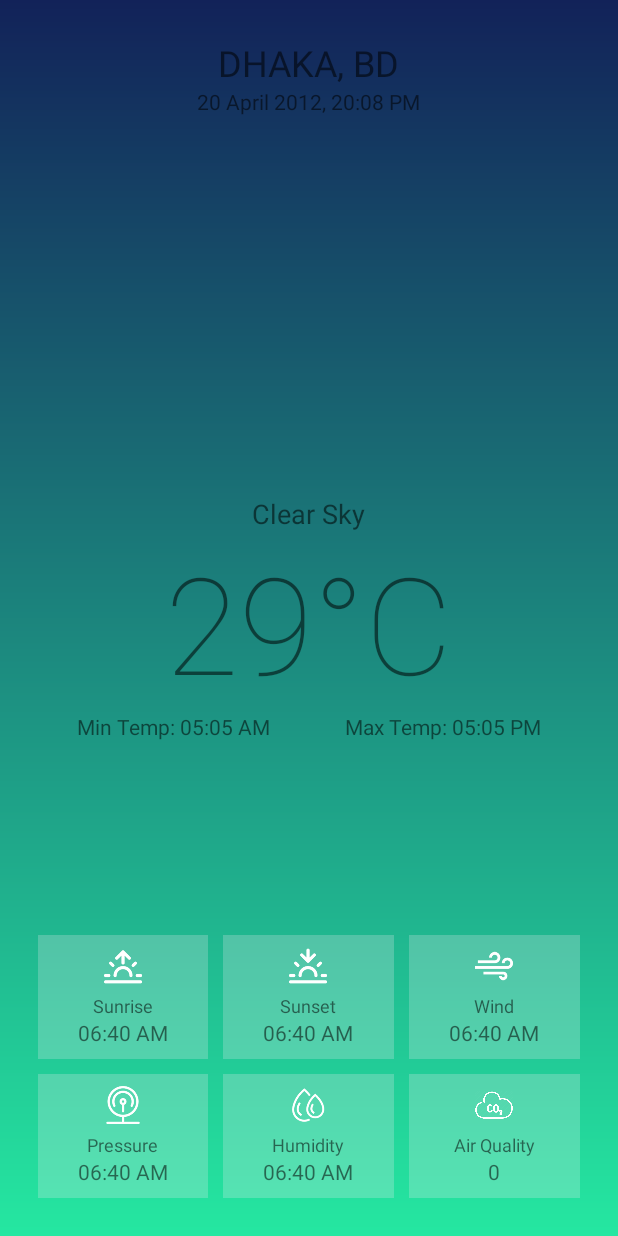
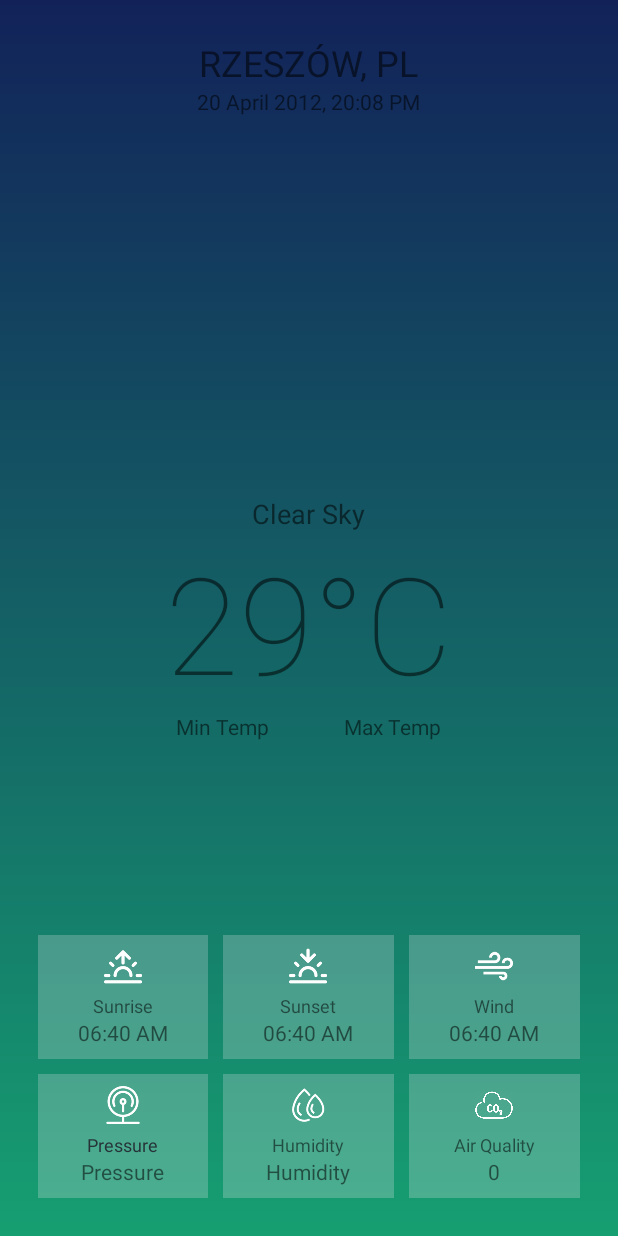
Before and after one commit to Krystian120413/WeatherApp, an Android app: the layout activity_main.xml on its own in the app's theme, with its tools: preview values and no code run, on a phone screen of 412 x 824 dp. Run offline under Robolectric (Android 15) with nearby library versions, the phone set to English and light mode, and no system bars; network calls fail.

Commit message:
Gradient fuction and some cleaning with design

```diff
--- a/app/src/main/java/com/project/weatheraplication/MainActivity.kt
+++ b/app/src/main/java/com/project/weatheraplication/MainActivity.kt
@@ -2,7 +2,6 @@ package com.project.weatheraplication
 
 import android.annotation.SuppressLint
 import android.graphics.Color
-import android.graphics.RadialGradient
 import android.os.AsyncTask
 import android.os.Bundle
 import android.view.View
@@ -27,7 +26,6 @@ class MainActivity : AppCompatActivity() {
         setContentView(R.layout.activity_main)
 
         WeatherTask().execute()
-
     }
 
     @SuppressLint("StaticFieldLeak")
@@ -42,10 +40,10 @@ class MainActivity : AppCompatActivity() {
         }
 
         override fun doInBackground(vararg params: String?): String? {
-            val response:String? = try{
+            val response:String? = try {
                 URL("https://api.openweathermap.org/data/2.5/weather?q=$city&units=metric&appid=$api").readText(Charsets.UTF_8)
 
-            }catch (e: Exception){
+            } catch (e: Exception) {
                 null
             }
             aqi = URL(aqiApi).readText(Charsets.UTF_8)
@@ -99,10 +97,25 @@ class MainActivity : AppCompatActivity() {
                 findViewById<TextView>(R.id.pressure).text = pressure
                 findViewById<TextView>(R.id.humidity).text = humidity
                 findViewById<TextView>(R.id.aqi).text = aqiLevel
+
+                /* Views populated, Hiding the loader, Showing the main design */
+                findViewById<ProgressBar>(R.id.loader).visibility = View.GONE
+                findViewById<RelativeLayout>(R.id.mainContainer).visibility = View.VISIBLE
+                airQualityGradient(aqiLevel.toInt())
+
+            } catch (e: Exception) {
+                findViewById<ProgressBar>(R.id.loader).visibility = View.GONE
+                findViewById<TextView>(R.id.errorText).visibility = View.VISIBLE
+            }
+
+        }
+
+        private fun airQualityGradient(level: Int) {
             val gd = GradientDrawable()
             gd.gradientType = GradientDrawable.LINEAR_GRADIENT
             gd.orientation = GradientDrawable.Orientation.BOTTOM_TOP
-                when (aqiLevel.toInt()) {
+
+            when (level) {
                 in 0..50 -> {
                     gd.colors = intArrayOf(
                         Color.rgb(0, 153, 102),
@@ -147,15 +160,7 @@ class MainActivity : AppCompatActivity() {
                 }
             }
             findViewById<LinearLayout>(R.id.aqiinfo).background = gd
-                /* Views populated, Hiding the loader, Showing the main design */
-                findViewById<ProgressBar>(R.id.loader).visibility = View.GONE
-                findViewById<RelativeLayout>(R.id.mainContainer).visibility = View.VISIBLE
-
-            } catch (e: Exception) {
-                findViewById<ProgressBar>(R.id.loader).visibility = View.GONE
-                findViewById<TextView>(R.id.errorText).visibility = View.VISIBLE
+        }
     }
 
 }
-    }
-}
--- a/app/src/main/res/drawable/bg_gradient.xml
+++ b/app/src/main/res/drawable/bg_gradient.xml
@@ -3,7 +3,7 @@
     android:shape="rectangle">
     <gradient
         android:angle="90"
-        android:startColor="#25e7a1"
+        android:startColor="#169f71"
         android:endColor="#122259"
         android:type="linear"/>
 </shape>
--- a/app/src/main/res/layout/activity_main.xml
+++ b/app/src/main/res/layout/activity_main.xml
@@ -4,7 +4,7 @@
     android:orientation="vertical"
     android:layout_width="match_parent"
     android:layout_height="match_parent"
-    android:padding="25dp"
+    android:padding="25sp"
     android:background="@drawable/bg_gradient">
 
     <RelativeLayout android:id="@+id/mainContainer" android:layout_width="match_parent"
@@ -12,12 +12,20 @@
         <LinearLayout android:id="@+id/addressContainer" android:layout_width="match_parent"
             android:layout_height="wrap_content" android:orientation="vertical"
             android:gravity="center">
-            <TextView android:id="@+id/address" android:layout_width="wrap_content"
-                android:layout_height="wrap_content" android:textSize="24dp"
-                android:text="DHAKA, BD"/>
-            <TextView android:id="@+id/updated_at" android:layout_width="wrap_content"
-                android:layout_height="wrap_content" android:textSize="14dp"
-                android:text="20 April 2012, 20:08 PM"/>
+
+            <TextView
+                android:id="@+id/address"
+                android:layout_width="wrap_content"
+                android:layout_height="wrap_content"
+                android:text="@string/city"
+                android:textSize="24sp" />
+
+            <TextView
+                android:id="@+id/updated_at"
+                android:layout_width="wrap_content"
+                android:layout_height="wrap_content"
+                android:text="@string/date"
+                android:textSize="14sp" />
         </LinearLayout>
 
 
@@ -26,22 +34,34 @@
             android:layout_centerInParent="true">
 
             <TextView android:id="@+id/status" android:layout_width="wrap_content"
-                android:layout_height="wrap_content" android:textSize="18dp"
+                android:layout_height="wrap_content" android:textSize="18sp"
                 android:layout_gravity="center"
-                android:text="Clear Sky"/>
-            <TextView android:id="@+id/temp" android:layout_width="wrap_content"
-                android:layout_height="wrap_content" android:textSize="90dp"
-                android:fontFamily="sans-serif-thin" android:layout_gravity="center"
-                android:text="29°C"/>
+                android:text="@string/clear_sky"/>
+
+            <TextView
+                android:id="@+id/temp"
+                android:layout_width="wrap_content"
+                android:layout_height="wrap_content"
+                android:layout_gravity="center"
+                android:fontFamily="sans-serif-thin"
+                android:text="@string/temp"
+                android:textSize="90sp" />
 
             <LinearLayout android:layout_width="match_parent" android:layout_height="wrap_content"
                 android:orientation="horizontal" android:gravity="center">
-                <TextView android:id="@+id/temp_min" android:layout_width="wrap_content"
-                    android:layout_height="wrap_content" android:text="Min Temp: 05:05 AM"/>
-                <Space android:layout_width="50dp" android:layout_height="wrap_content"/>
 
-                <TextView android:id="@+id/temp_max" android:layout_width="wrap_content"
-                    android:layout_height="wrap_content" android:text="Max Temp: 05:05 PM"/>
+                <TextView
+                    android:id="@+id/temp_min"
+                    android:layout_width="wrap_content"
+                    android:layout_height="wrap_content"
+                    android:text="@string/min_temp" />
+                <Space android:layout_width="50sp" android:layout_height="wrap_content"/>
+
+                <TextView
+                    android:id="@+id/temp_max"
+                    android:layout_width="wrap_content"
+                    android:layout_height="wrap_content"
+                    android:text="@string/max_temp" />
             </LinearLayout>
 
         </LinearLayout>
@@ -52,121 +72,167 @@
             android:layout_alignParentBottom="true">
             <LinearLayout android:layout_width="match_parent" android:layout_height="wrap_content"
                 android:orientation="horizontal" android:weightSum="3">
-                <LinearLayout android:layout_width="0dp" android:layout_height="wrap_content"
+                <LinearLayout android:layout_width="0sp" android:layout_height="wrap_content"
                     android:orientation="vertical" android:layout_weight="1"
-                    android:gravity="center" android:padding="8dp"
+                    android:gravity="center" android:padding="8sp"
                     android:background="#3CF1EBF1">
-                    <ImageView android:layout_width="25dp" android:layout_height="25dp"
+
+                    <ImageView
+                        android:layout_width="25sp"
+                        android:layout_height="25sp"
+                        android:contentDescription="@string/sunrise"
                         android:src="@drawable/sunrise"
                         app:tint="#FFFFFF" />
-                    <Space android:layout_width="wrap_content" android:layout_height="5dp"/>
+                    <Space android:layout_width="wrap_content" android:layout_height="5sp"/>
                     <TextView android:layout_width="wrap_content" android:layout_height="wrap_content"
-                        android:textSize="12dp" android:text="Sunrise"/>
-                    <TextView android:id="@+id/sunrise" android:layout_width="wrap_content"
-                        android:layout_height="wrap_content" android:textSize="14dp"
-                        android:text="06:40 AM"/>
+                        android:textSize="12sp" android:text="@string/sunrise"/>
+
+                    <TextView
+                        android:id="@+id/sunrise"
+                        android:layout_width="wrap_content"
+                        android:layout_height="wrap_content"
+                        android:text="@string/time"
+                        android:textSize="14sp" />
                 </LinearLayout>
-                <Space android:layout_width="10dp" android:layout_height="wrap_content"/>
-                <LinearLayout android:layout_width="0dp" android:layout_height="wrap_content"
+                <Space android:layout_width="10sp" android:layout_height="wrap_content"/>
+                <LinearLayout android:layout_width="0sp" android:layout_height="wrap_content"
                     android:orientation="vertical" android:layout_weight="1"
-                    android:gravity="center" android:padding="8dp"
+                    android:gravity="center" android:padding="8sp"
                     android:background="#3CF1EBF1">
-                    <ImageView android:layout_width="25dp" android:layout_height="25dp"
+
+                    <ImageView
+                        android:layout_width="25sp"
+                        android:layout_height="25sp"
+                        android:contentDescription="@string/sunset"
                         android:src="@drawable/sunset"
                         app:tint="#FFFFFF" />
-                    <Space android:layout_width="wrap_content" android:layout_height="5dp"/>
+                    <Space android:layout_width="wrap_content" android:layout_height="5sp"/>
                     <TextView android:layout_width="wrap_content" android:layout_height="wrap_content"
-                        android:textSize="12dp" android:text="Sunset"/>
-                    <TextView android:id="@+id/sunset" android:layout_width="wrap_content"
-                        android:layout_height="wrap_content" android:textSize="14dp"
-                        android:text="06:40 AM"/>
+                        android:textSize="12sp" android:text="@string/sunset"/>
+
+                    <TextView
+                        android:id="@+id/sunset"
+                        android:layout_width="wrap_content"
+                        android:layout_height="wrap_content"
+                        android:text="@string/time"
+                        android:textSize="14sp" />
                 </LinearLayout>
-                <Space android:layout_width="10dp" android:layout_height="wrap_content"/>
-                <LinearLayout android:layout_width="0dp" android:layout_height="wrap_content"
+                <Space android:layout_width="10sp" android:layout_height="wrap_content"/>
+                <LinearLayout android:layout_width="0sp" android:layout_height="wrap_content"
                     android:orientation="vertical" android:layout_weight="1"
-                    android:gravity="center" android:padding="8dp"
+                    android:gravity="center" android:padding="8sp"
                     android:background="#3CF1EBF1">
-                    <ImageView android:layout_width="25dp" android:layout_height="25dp"
+
+                    <ImageView
+                        android:layout_width="25sp"
+                        android:layout_height="25sp"
+                        android:contentDescription="@string/wind"
                         android:src="@drawable/wind"
                         app:tint="#FFFFFF" />
-                    <Space android:layout_width="wrap_content" android:layout_height="5dp"/>
+                    <Space android:layout_width="wrap_content" android:layout_height="5sp"/>
                     <TextView android:layout_width="wrap_content" android:layout_height="wrap_content"
-                        android:textSize="12dp" android:text="Wind"/>
-                    <TextView android:id="@+id/wind" android:layout_width="wrap_content"
-                        android:layout_height="wrap_content" android:textSize="14dp"
-                        android:text="06:40 AM"/>
+                        android:textSize="12sp" android:text="@string/wind"/>
+
+                    <TextView
+                        android:id="@+id/wind"
+                        android:layout_width="wrap_content"
+                        android:layout_height="wrap_content"
+                        android:text="@string/time"
+                        android:textSize="14sp" />
                 </LinearLayout>
             </LinearLayout>
 
-            <Space android:layout_width="wrap_content" android:layout_height="10dp"/>
+            <Space android:layout_width="wrap_content" android:layout_height="10sp"/>
 
             <LinearLayout android:layout_width="match_parent" android:layout_height="wrap_content"
                 android:orientation="horizontal" android:weightSum="3">
-                <LinearLayout android:layout_width="0dp" android:layout_height="wrap_content"
+                <LinearLayout android:layout_width="0sp" android:layout_height="wrap_content"
                     android:orientation="vertical" android:layout_weight="1"
-                    android:gravity="center" android:padding="8dp"
+                    android:gravity="center" android:padding="8sp"
                     android:background="#3CF1EBF1">
-                    <ImageView android:layout_width="25dp" android:layout_height="25dp"
+
+                    <ImageView
+                        android:layout_width="25sp"
+                        android:layout_height="25sp"
+                        android:contentDescription="@string/pressure"
                         android:src="@drawable/pressure"
                         app:tint="#FFFFFF" />
-                    <Space android:layout_width="wrap_content" android:layout_height="5dp"/>
-                    <TextView android:layout_width="wrap_content" android:layout_height="wrap_content"
-                        android:textSize="12dp" android:text="Pressure"/>
-                    <TextView android:id="@+id/pressure" android:layout_width="wrap_content"
-                        android:layout_height="wrap_content" android:textSize="14dp"
-                        android:text="06:40 AM"/>
+                    <Space android:layout_width="wrap_content" android:layout_height="5sp"/>
+
+                    <TextView
+                        android:layout_width="wrap_content"
+                        android:layout_height="wrap_content"
+                        android:text="@string/pressure"
+                        android:textColor="#263238"
+                        android:textSize="12sp" />
+
+                    <TextView
+                        android:id="@+id/pressure"
+                        android:layout_width="wrap_content"
+                        android:layout_height="wrap_content"
+                        android:text="@string/pressure"
+                        android:textSize="14sp" />
                 </LinearLayout>
-                <Space android:layout_width="10dp" android:layout_height="wrap_content"/>
-                <LinearLayout android:layout_width="0dp" android:layout_height="wrap_content"
+                <Space android:layout_width="10sp" android:layout_height="wrap_content"/>
+                <LinearLayout android:layout_width="0sp" android:layout_height="wrap_content"
                     android:orientation="vertical" android:layout_weight="1"
-                    android:gravity="center" android:padding="8dp"
+                    android:gravity="center" android:padding="8sp"
                     android:background="#3CF1EBF1">
-                    <ImageView android:layout_width="25dp" android:layout_height="25dp"
+
+                    <ImageView
+                        android:layout_width="25sp"
+                        android:layout_height="25sp"
+                        android:contentDescription="@string/humidity"
                         android:src="@drawable/humidity"
                         app:tint="#FFFFFF" />
-                    <Space android:layout_width="wrap_content" android:layout_height="5dp"/>
+                    <Space android:layout_width="wrap_content" android:layout_height="5sp"/>
                     <TextView android:layout_width="wrap_content" android:layout_height="wrap_content"
-                        android:textSize="12dp" android:text="Humidity"/>
-                    <TextView android:id="@+id/humidity" android:layout_width="wrap_content"
-                        android:layout_height="wrap_content" android:textSize="14dp"
-                        android:text="06:40 AM"/>
+                        android:textSize="12sp" android:text="@string/humidity"/>
+
+                    <TextView
+                        android:id="@+id/humidity"
+                        android:layout_width="wrap_content"
+                        android:layout_height="wrap_content"
+                        android:text="@string/humidity"
+                        android:textSize="14sp" />
                 </LinearLayout>
-                <Space android:layout_width="10dp" android:layout_height="wrap_content"/>
+                <Space android:layout_width="10sp" android:layout_height="wrap_content"/>
 
                 <LinearLayout
                     android:id="@+id/aqiinfo"
-                    android:layout_width="0dp"
+                    android:layout_width="0sp"
                     android:layout_height="wrap_content"
                     android:layout_weight="1"
                     android:background="#3CF1EBF1"
                     android:gravity="center"
                     android:orientation="vertical"
-                    android:padding="8dp">
+                    android:padding="8sp">
 
                     <ImageView
                         android:id="@+id/airicon"
-                        android:layout_width="25dp"
-                        android:layout_height="25dp"
+                        android:layout_width="25sp"
+                        android:layout_height="25sp"
+                        android:contentDescription="@string/air_quality"
                         android:src="@drawable/airquality2"
                         app:tint="#FFFFFF" />
 
                     <Space
                         android:layout_width="wrap_content"
-                        android:layout_height="5dp" />
+                        android:layout_height="5sp" />
 
                     <TextView
                         android:id="@+id/airtext"
                         android:layout_width="wrap_content"
                         android:layout_height="wrap_content"
-                        android:text="Air Quality"
-                        android:textSize="12dp" />
+                        android:text="@string/air_quality"
+                        android:textSize="12sp" />
 
                     <TextView
                         android:id="@+id/aqi"
                         android:layout_width="wrap_content"
                         android:layout_height="wrap_content"
-                        android:text="0"
-                        android:textSize="14dp" />
+                        android:text="@string/aqi"
+                        android:textSize="14sp" />
                 </LinearLayout>
             </LinearLayout>
         </LinearLayout>
@@ -179,7 +245,7 @@
 
     <TextView android:id="@+id/errorText" android:layout_width="wrap_content"
         android:layout_height="wrap_content" android:layout_centerInParent="true"
-        android:visibility="gone" android:text="Something went wrong"/>
+        android:visibility="gone" android:text="@string/something_went_wrong"/>
 
 
 </RelativeLayout>
--- a/app/src/main/res/values/strings.xml
+++ b/app/src/main/res/values/strings.xml
@@ -1,3 +1,18 @@
 <resources>
     <string name="app_name">WeatherAplication</string>
+    <string name="sunrise">Sunrise</string>
+    <string name="city">RZESZÓW, PL</string>
+    <string name="pressure">Pressure</string>
+    <string name="wind">Wind</string>
+    <string name="sunset">Sunset</string>
+    <string name="air_quality">Air Quality</string>
+    <string name="humidity">Humidity</string>
+    <string name="aqi">0</string>
+    <string name="something_went_wrong">Something went wrong</string>
+    <string name="time">06:40 AM</string>
+    <string name="date">20 April 2012, 20:08 PM</string>
+    <string name="clear_sky">Clear Sky</string>
+    <string name="max_temp">Max Temp</string>
+    <string name="min_temp">Min Temp</string>
+    <string name="temp">29°C</string>
 </resources>
```
Lines whose indentation alone changed are shown as unchanged.
